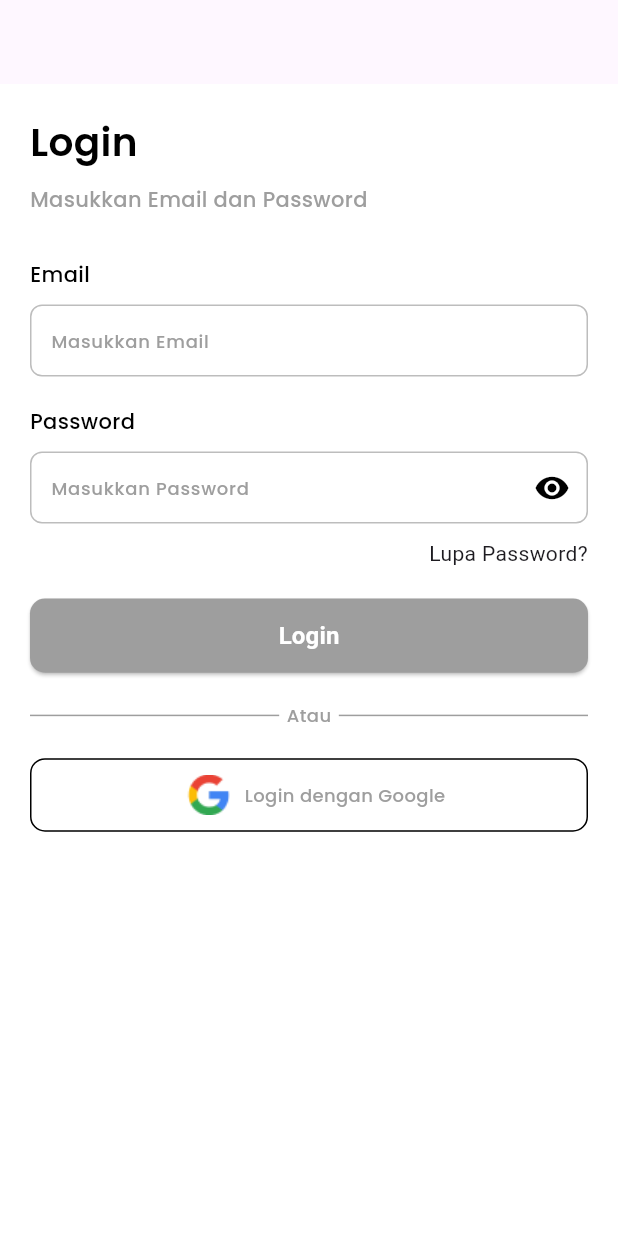
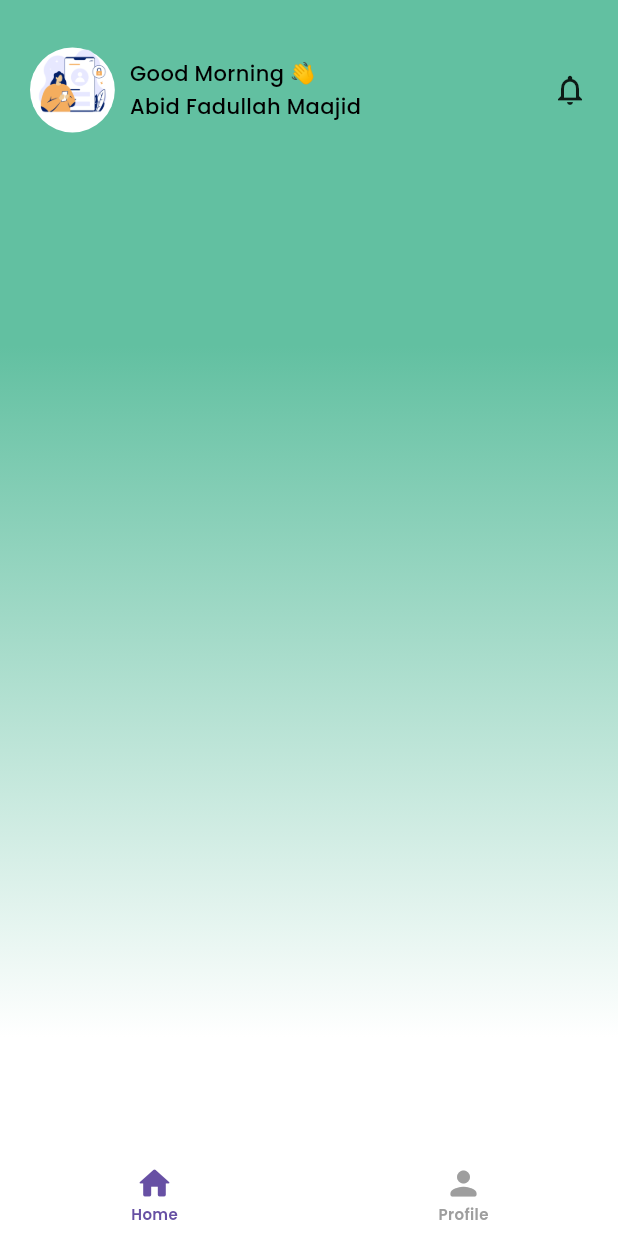
Before and after one commit to Shade2012/Latihan-Aplikasi-Kelas, a Flutter app: the screen it shows after launch, on a phone screen of 412 x 824 dp. Run offline on Flutter 3.47's test engine with Material 3 defaults, Android fonts, the phone set to English and light mode, and no system bars; our stand-ins replace bloc, dartz, dio, equatable, flutter_bloc, go_router and 2 more.

Commit message:
style:[S2/Damar] styling a homepage teacher

```diff
--- a/lib/core/themes/colors.dart
+++ b/lib/core/themes/colors.dart
@@ -2,5 +2,7 @@ import 'package:flutter/material.dart';
 
 class ColorsResources {
   static const Color primaryButton = Color.fromARGB(255, 98, 192 ,161);
+  static const Color primaryColor = Color.fromARGB(255, 85, 188 ,154);
   static const Color greyAppBar = Color.fromARGB(255, 236, 236, 236);
+
 }
--- /dev/null
+++ b/lib/features/home_teachers/presentation/home_page_teacher_view.dart
@@ -0,0 +1,75 @@
+import 'package:flutter/material.dart';
+import 'package:latihan_aplikasi_manajemen_kelas/core/themes/colors.dart';
+
+import '../../../core/themes/images.dart';
+import '../../../core/themes/textstyle.dart';
+class HomePageTeacherView extends StatelessWidget {
+  const HomePageTeacherView({Key? key}) : super(key: key);
+
+  @override
+  Widget build(BuildContext context) {
+    double screenHeight = MediaQuery.of(context).size.height;
+    return Scaffold(
+      body: Container(
+        width: double.infinity,
+        decoration: const BoxDecoration(
+          gradient: LinearGradient(
+            begin: Alignment.topCenter,
+              end: Alignment.bottomCenter,
+              colors: [
+            ColorsResources.primaryButton,
+            Colors.white
+          ],
+            stops: [0.30,0.90]
+          )
+        ),
+        child: SafeArea(
+          child: Padding(
+            padding: const EdgeInsets.all(20.0),
+            child: Column(
+              children: [
+                Row(
+                  mainAxisAlignment: MainAxisAlignment.spaceBetween,
+                  children: [
+                    Row(
+                      mainAxisAlignment: MainAxisAlignment.center,
+                      crossAxisAlignment: CrossAxisAlignment.center,
+                      children: [
+                        Container(
+                          decoration: BoxDecoration(
+                            color: Colors.white,
+                            shape: BoxShape.circle
+                          ),
+                          child: ClipRRect(
+                            borderRadius: BorderRadius.circular(100),
+                            child: Image.asset(Images.imageExample,fit: BoxFit.cover,height: 80,),
+                          ),
+                        ),
+                        SizedBox(width: 10,),
+                        Column(
+                          crossAxisAlignment: CrossAxisAlignment.start,
+                          mainAxisAlignment: MainAxisAlignment.center,
+                          children: [
+                            Text("Good Morning 👋", style: txtRegularBlack),
+                            SizedBox(height: screenHeight * 0.003,),
+                            Text("Abid Fadullah Maajid", style: txtRegularBlack),
+                          ],
+                        ),
+                      ],
+                    ),
+                    Icon(Icons.notifications_outlined)
+                  ],
+                ),
+                Row(
+                  children: [
+
+                  ],
+                )
+              ],
+            ),
+          ),
+        ),
+      )
+    );
+  }
+}
--- a/lib/features/navbar/presentation/bloc/navbar_bloc.dart
+++ b/lib/features/navbar/presentation/bloc/navbar_bloc.dart
@@ -1,14 +1,27 @@
 import 'package:bloc/bloc.dart';
 import 'package:equatable/equatable.dart';
+import 'package:shared_preferences/shared_preferences.dart';
 
 part 'navbar_event.dart';
 part 'navbar_state.dart';
 
 class NavbarBloc extends Bloc<NavbarEvent, NavbarState> {
-  NavbarBloc() : super(const NavbarInitial(0)) {
-    on<NavbarEvent>((event, emit) {
-      if (event is ChangeTabEvent) {
-        emit(NavbarInitial(event.tabIndex));
+  NavbarBloc() : super(NavbarInitial(0)) {
+    emit(NavbarLoading());
+    on<ChangeTabEvent>((event, emit) {
+      emit(NavbarLoading());
+      emit(NavbarInitial(event.tabIndex));
+    });
+
+    on<CheckRoleEvent>((event, emit) async {
+      await Future.delayed(Duration(seconds: 2));
+      final prefs = await SharedPreferences.getInstance();
+      // final role = prefs.getString('role');
+      String role = 'teacher';
+      if (role == 'teacher') {
+        emit(NavbarInitialTeacher(state.tabIndex)); // Use the current tabIndex
+      } else {
+        emit(NavbarInitial(state.tabIndex)); // Use the current tabIndex
       }
     });
   }
--- a/lib/features/navbar/presentation/bloc/navbar_event.dart
+++ b/lib/features/navbar/presentation/bloc/navbar_event.dart
@@ -1,14 +1,21 @@
 part of 'navbar_bloc.dart';
 
-sealed class NavbarEvent extends Equatable {
-  const NavbarEvent(this.tabIndex);
-
-  final int tabIndex;
+abstract class NavbarEvent extends Equatable {
+  const NavbarEvent();
 
   @override
-  List<Object> get props => [tabIndex];
+  List<Object?> get props => [];
+}
+
+class CheckRoleEvent extends NavbarEvent {
+  const CheckRoleEvent();  // No tabIndex needed
 }
 
 final class ChangeTabEvent extends NavbarEvent {
-  const ChangeTabEvent(super.tabIndex);
+final int tabIndex;
+
+const ChangeTabEvent(this.tabIndex);
+
+@override
+List<Object> get props => [tabIndex];
 }
--- a/lib/features/navbar/presentation/bloc/navbar_state.dart
+++ b/lib/features/navbar/presentation/bloc/navbar_state.dart
@@ -1,14 +1,21 @@
 part of 'navbar_bloc.dart';
 
-sealed class NavbarState extends Equatable {
-  const NavbarState(this.tabIndex);
-
+abstract class NavbarState extends Equatable {
   final int tabIndex;
+  const NavbarState(this.tabIndex);  // Include tabIndex in base class
 
   @override
-  List<Object> get props => [tabIndex];
+  List<Object?> get props => [tabIndex];
 }
 
 final class NavbarInitial extends NavbarState {
-  const NavbarInitial(super.tabIndex);
+const NavbarInitial(super.tabIndex);
 }
+
+final class NavbarInitialTeacher extends NavbarState {
+const NavbarInitialTeacher(super.tabIndex);
+}
+
+final class NavbarLoading extends NavbarState {
+const NavbarLoading() : super(0); // Default tabIndex to 0 in loading state
+}
--- a/lib/features/navbar/presentation/page/navbar_view.dart
+++ b/lib/features/navbar/presentation/page/navbar_view.dart
@@ -2,11 +2,18 @@ import 'package:flutter/material.dart';
 import 'package:flutter_bloc/flutter_bloc.dart';
 import 'package:google_fonts/google_fonts.dart';
 import 'package:latihan_aplikasi_manajemen_kelas/features/home/presentation/page/home_page_view.dart';
+import 'package:latihan_aplikasi_manajemen_kelas/features/home_teachers/presentation/home_page_teacher_view.dart';
+import 'package:shared_preferences/shared_preferences.dart';
 
 import '../bloc/navbar_bloc.dart';
 
 List<Widget> _bodyItems = [
   const HomePageView(),
+  Container(),
+];
+
+List<Widget> _bodyItemsTeachers = [
+  const HomePageTeacherView(),
   Container(),
 ];
 
@@ -22,16 +29,28 @@ List<BottomNavigationBarItem> _navbarItems = [
 ];
 
 class NavbarView extends StatelessWidget {
+  Future<bool> getIsTeacher() async{
+    SharedPreferences prefs = await SharedPreferences.getInstance();
+    return prefs.getString('role') == 'teacher';
+  }
   const NavbarView({super.key});
 
   @override
   Widget build(BuildContext context) {
     return BlocProvider(
-      create: (context) => NavbarBloc(),
+      create: (context) => NavbarBloc()..add(CheckRoleEvent()),
       child: BlocBuilder<NavbarBloc, NavbarState>(
         builder: (context, state) {
+
           return Scaffold(
-            body: _bodyItems[state.tabIndex],
+            body:
+            state is NavbarLoading
+                ? const Center(
+              child: CircularProgressIndicator(),
+            )
+                : (state is NavbarInitialTeacher)
+                ? _bodyItemsTeachers[state.tabIndex]
+                : _bodyItems[state.tabIndex],
             bottomNavigationBar: BottomNavigationBar(
               items: _navbarItems,
               currentIndex: state.tabIndex,
--- a/lib/features/splashscreen/splash_screen_view.dart
+++ b/lib/features/splashscreen/splash_screen_view.dart
@@ -16,7 +16,8 @@ class SplashScreenView extends StatelessWidget {
           if (state is SplashNavigateToHome) {
             context.pushReplacementNamed('navbar');
           } else if (state is SplashNavigateToLogin) {
-            context.pushReplacementNamed('login_page');
+            context.pushReplacementNamed('navbar');
+            // context.pushReplacementNamed('login_page');
           }
         },
         child: const Scaffold(
```
Also changed, not shown: lib/features/home_teachers/data/datasources/home_teachers_remote_data_source.dart (added, +7 -0 lines), lib/features/home_teachers/data/datasources/home_teachers_remote_data_source_impl.dart (added, +29 -0 lines), lib/features/home_teachers/data/models/lecture_model.dart (added, +73 -0 lines), lib/features/home_teachers/data/repositories/home_teachers_repository_impl.dart (added, +21 -0 lines), lib/features/home_teachers/domain/entities/lecture_entities.dart (added, +45 -0 lines), lib/features/home_teachers/domain/repositories/home_teachers_repository.dart (added, +7 -0 lines), lib/features/home_teachers/domain/usecases/get_weekly_schedule.dart (added, +14 -0 lines), lib/features/home_teachers/mock_data/data_sementara.dart (added, +109 -0 lines).
